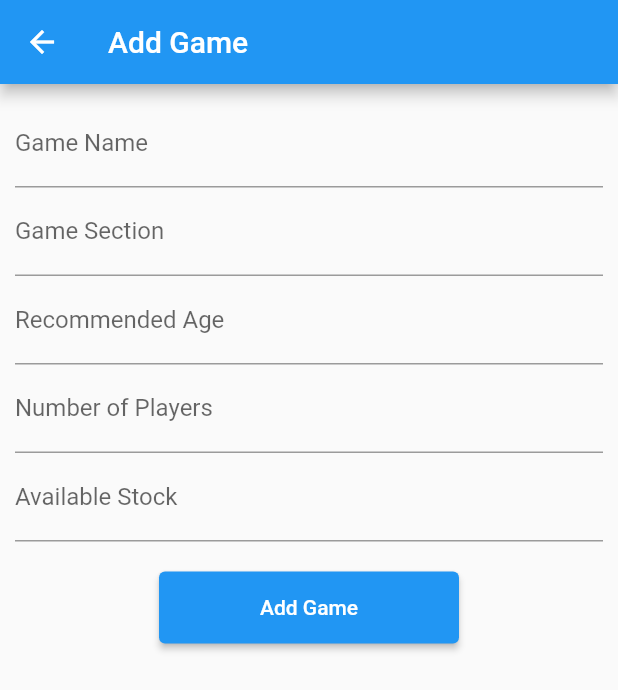
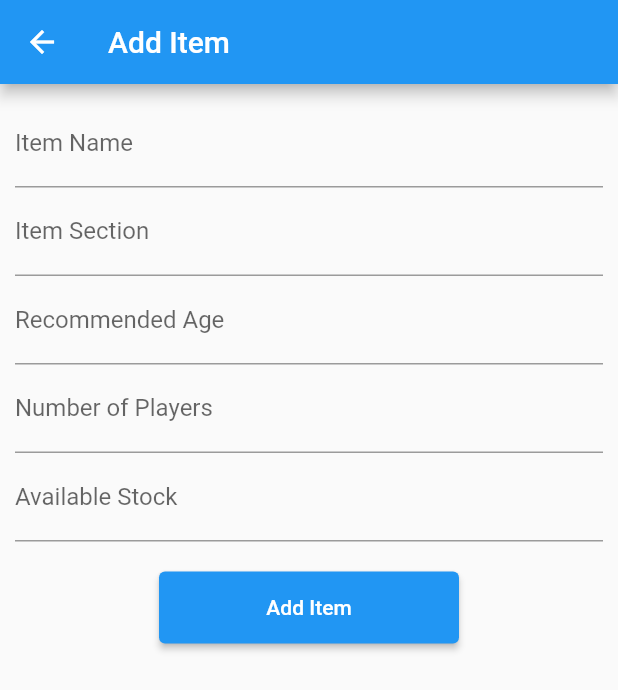
Before and after one commit to 916-Preda-Andrei/mobile, a Flutter app: the screen it shows after launch, after a tap on the "add" icon, on a phone screen of 412 x 824 dp. Shown: the top 690 px of the screen. Run offline on Flutter 3.47's test engine with Material 2 defaults, Android fonts, the phone set to English and light mode, and no system bars; our stand-ins replace sqflite; accounts and stored records are empty; network calls fail.

```diff
--- a/Flutter/lib/API.dart
+++ b/Flutter/lib/API.dart
@@ -1,50 +1,50 @@
 import 'dart:convert';
 import 'dart:developer';
-import 'GameModel.dart';
+import 'ItemModel.dart';
 import 'package:http/http.dart' as http;
 
-class GamesServer {
-  static Future<void> insertGame(Game game) async {
+class ItemsServer {
+  static Future<void> insertItem(Item item) async {
     await http.post(
-      Uri.parse('http://localhost:3001/games'),
+      Uri.parse('http://192.168.43.182:3001/games'),
       headers: {
         'Content-Type': 'application/json; charset=UTF-8',
       },
-      body: json.encode(game.toJson()),
+      body: json.encode(item.toJson()),
     );
   }
 
-  static Future<List<Game>> getGames() async {
+  static Future<List<Item>> getItems() async {
     final response =
-        await http.get(Uri.parse('http://localhost:3001/games'), headers: {
+        await http.get(Uri.parse('http://192.168.43.182:3001/games'), headers: {
       'Content-Type': 'application/json; charset=UTF-8',
     });
 
     if (response.statusCode == 200) {
       // for some ever fucking reason, putting those in the same line makes flutter forget the return type of the streams
       List decodedResponse = json.decode(response.body);
-      List<Game> games =
-          decodedResponse.map((game) => Game.fromJson(game)).toList();
+      List<Item> items =
+          decodedResponse.map((item) => Item.fromJson(item)).toList();
 
-      return games;
+      return items;
     } else {
-      throw Exception('Failed to load games');
+      throw Exception('Failed to load items');
     }
   }
 
-  static Future<void> updateGame(Game game) async {
+  static Future<void> updateItem(Item item) async {
     await http.put(
-      Uri.parse('http://localhost:3001/games/${game.gameId}'),
+      Uri.parse('http://192.168.43.182:3001/games/${item.gameId}'),
       headers: {
         'Content-Type': 'application/json; charset=UTF-8',
       },
-      body: json.encode(game.toJson()),
+      body: json.encode(item.toJson()),
     );
   }
 
-  static Future<http.Response> deleteGame(int id) async {
+  static Future<http.Response> deleteItem(int id) async {
     return await http.delete(
-      Uri.parse('http://localhost:3001/games/$id'),
+      Uri.parse('http://192.168.43.182:3001/games/$id'),
       headers: {
         'Content-Type': 'application/json; charset=UTF-8',
       },
--- a/Flutter/lib/UpdateGame.dart
+++ b/Flutter/lib/AddItem.dart
@@ -1,28 +1,23 @@
 import 'package:flutter/material.dart';
 
-import 'GameModel.dart';
+import 'ItemModel.dart';
 
-class UpdateGamePage extends StatefulWidget {
-  Game game;
-  UpdateGamePage({super.key, required this.game});
+class AddItemPage extends StatefulWidget {
+  const AddItemPage({super.key});
 
   @override
-  UpdateGameState createState() => UpdateGameState(game);
+  AddItemState createState() => AddItemState();
 }
 
-class UpdateGameState extends State<UpdateGamePage> {
+class AddItemState extends State<AddItemPage> {
   final formKey = GlobalKey<FormState>();
-  Game game = Game(
+  Item item = Item(
       gameId: -1,
       name: '',
       section: '',
       recommendedAge: '',
       numberOfPlayers: '',
       availableStock: 0);
-
-  UpdateGameState(Game _game) {
-    game = _game;
-  }
 
   _form() {
     return Container(
@@ -33,10 +28,9 @@ class UpdateGameState extends State<UpdateGamePage> {
           children: [
             TextFormField(
               decoration: const InputDecoration(
-                labelText: 'Game Name',
+                labelText: 'Item Name',
               ),
-              initialValue: game.name,
-              onSaved: (value) => setState(() => game.name = value!),
+              onSaved: (value) => setState(() => item.name = value!),
               validator: (value) {
                 if (value == null || value.isEmpty) {
                   return 'Please enter a non-empty name';
@@ -47,13 +41,12 @@ class UpdateGameState extends State<UpdateGamePage> {
             ),
             TextFormField(
               decoration: const InputDecoration(
-                labelText: 'Game Section',
+                labelText: 'Item Section',
               ),
-              initialValue: game.section,
-              onSaved: (value) => setState(() => game.section = value!),
+              onSaved: (value) => setState(() => item.section = value!),
               validator: (value) {
                 if (value == null || value.isEmpty) {
-                  return 'Please enter a non-empty game section';
+                  return 'Please enter a non-empty item section';
                 }
 
                 return null;
@@ -63,8 +56,7 @@ class UpdateGameState extends State<UpdateGamePage> {
               decoration: const InputDecoration(
                 labelText: 'Recommended Age',
               ),
-              initialValue: game.recommendedAge,
-              onSaved: (value) => setState(() => game.recommendedAge = value!),
+              onSaved: (value) => setState(() => item.recommendedAge = value!),
               validator: (value) {
                 if (value == null || value.isEmpty) {
                   return 'Please enter a non-empty Recommended Age';
@@ -77,8 +69,7 @@ class UpdateGameState extends State<UpdateGamePage> {
               decoration: const InputDecoration(
                 labelText: 'Number of Players',
               ),
-              initialValue: game.numberOfPlayers,
-              onSaved: (value) => setState(() => game.numberOfPlayers = value!),
+              onSaved: (value) => setState(() => item.numberOfPlayers = value!),
               validator: (value) {
                 if (value == null || value.isEmpty) {
                   return 'Please enter a non-empty number of players';
@@ -91,9 +82,8 @@ class UpdateGameState extends State<UpdateGamePage> {
               decoration: const InputDecoration(
                 labelText: 'Available Stock',
               ),
-              initialValue: game.availableStock.toString(),
               onSaved: (value) => setState(() {
-                game.availableStock = int.tryParse(value!)!;
+                item.availableStock = int.tryParse(value!)!;
               }),
               validator: (value) {
                 if (value == null ||
@@ -109,16 +99,17 @@ class UpdateGameState extends State<UpdateGamePage> {
                 width: 200,
                 margin: const EdgeInsets.fromLTRB(0, 20, 0, 0),
                 child: ElevatedButton(
+                    // style: ButtonStyle(padding:)
                     onPressed: () {
                       if (formKey.currentState!.validate()) {
                         formKey.currentState!.save();
-                        Navigator.pop(context, game);
+                        Navigator.pop(context, item);
                       }
                     },
                     child: const Padding(
                       padding: EdgeInsets.all(16.0),
-                      child: Text('Update Game'),
-                    ))),
+                      child: Text('Add Item'),
+                    )))
           ],
         ),
       ),
@@ -129,7 +120,7 @@ class UpdateGameState extends State<UpdateGamePage> {
   Widget build(BuildContext context) {
     return Scaffold(
       appBar: AppBar(
-        title: const Text('Update Game'),
+        title: const Text('Add Item'),
       ),
       body: _form(),
     );
--- a/Flutter/lib/DB.dart
+++ b/Flutter/lib/DB.dart
@@ -1,8 +1,8 @@
 import 'package:sqflite/sqflite.dart';
 import 'package:path/path.dart';
-import 'GameModel.dart';
+import 'ItemModel.dart';
 
-class GamesDatabase {
+class ItemsDatabase {
   static int database_version = 1;
   static String database_name = 'games.db';
 
@@ -19,21 +19,21 @@ class GamesDatabase {
     );
   }
 
-  // insert game
-  static Future<void> insertGame(Game game) async {
+  // insert Item
+  static Future<void> insertItem(Item item) async {
     final Database db = await open();
     await db.insert(
       'games',
-      game.toMap(),
+      item.toMap(),
       conflictAlgorithm: ConflictAlgorithm.replace,
     );
   }
 
-  static Future<List<Game>> getGames() async {
+  static Future<List<Item>> getItems() async {
     final Database db = await open();
     final List<Map<String, dynamic>> maps = await db.query('games');
     return List.generate(maps.length, (i) {
-      return Game(
+      return Item(
         gameId: maps[i]['gameId'],
         name: maps[i]['name'],
         section: maps[i]['section'],
@@ -44,17 +44,17 @@ class GamesDatabase {
     });
   }
 
-  static Future<void> updateGame(Game game) async {
+  static Future<void> updateItem(Item item) async {
     final db = await open();
     await db.update(
       'games',
-      game.toMap(),
+      item.toMap(),
       where: "gameId = ?",
-      whereArgs: [game.gameId],
+      whereArgs: [item.gameId],
     );
   }
 
-  static Future<void> deleteGame(int id) async {
+  static Future<void> deleteItem(int id) async {
     final db = await open();
     await db.delete(
       'games',
--- a/Flutter/lib/GamesList.dart
+++ /dev/null
@@ -1,42 +0,0 @@
-import 'dart:developer';
-
-import 'package:flutter_app/API.dart';
-import 'GameModel.dart';
-// import "DB.dart";
-// exceptions are forwarded to be catched by the flutter component which displays alert
-
-class GamesList {
-  static Future<List<Game>> getGames() async {
-    return GamesServer.getGames();
-  }
-
-  static Future<void> insertGame(Game game) async {
-    try {
-      await GamesServer.insertGame(game);
-      log("inserted game: $game");
-    } catch (e) {
-      log("error inserting game: $e");
-      throw e;
-    }
-  }
-
-  static Future<void> updateGame(Game game) async {
-    try {
-      await GamesServer.updateGame(game);
-      log("updated game: $game");
-    } catch (e) {
-      log("error updating game: $e");
-      throw e;
-    }
-  }
-
-  static Future<void> deleteGame(int gameId) async {
-    try {
-      await GamesServer.deleteGame(gameId);
-      log("deleted game: $gameId");
-    } catch (e) {
-      log("error deleting game: $e");
-      throw e;
-    }
-  }
-}
--- a/Flutter/lib/GameModel.dart
+++ b/Flutter/lib/ItemModel.dart
@@ -1,4 +1,4 @@
-class Game {
+class Item {
   int gameId;
   String name;
   String section;
@@ -6,7 +6,7 @@ class Game {
   String numberOfPlayers;
   int availableStock;
 
-  Game({
+  Item({
     required this.gameId,
     required this.name,
     required this.section,
@@ -15,8 +15,8 @@ class Game {
     required this.availableStock,
   });
 
-  factory Game.fromJson(Map<String, dynamic> json) {
-    return Game(
+  factory Item.fromJson(Map<String, dynamic> json) {
+    return Item(
       gameId: json['gameId'],
       name: json['name'],
       section: json['section'],
@@ -48,6 +48,6 @@ class Game {
 
   @override
   toString() {
-    return 'Game{gameId: $gameId, name: $name, section: $section, recommendedAge: $recommendedAge, numberOfPlayers: $numberOfPlayers, availableStock: ${availableStock.toString()}';
+    return 'Item{gameId: $gameId, name: $name, section: $section, recommendedAge: $recommendedAge, numberOfPlayers: $numberOfPlayers, availableStock: ${availableStock.toString()}';
   }
 }
--- /dev/null
+++ b/Flutter/lib/ItemsList.dart
@@ -0,0 +1,42 @@
+import 'dart:developer';
+
+import 'package:flutter_app/API.dart';
+import 'ItemModel.dart';
+import "DB.dart";
+// exceptions are forwarded to be catched by the flutter component which displays alert
+
+class ItemsList {
+  static Future<List<Item>> getItems() async {
+    return ItemsServer.getItems();
+  }
+
+  static Future<void> insertItem(Item item) async {
+    try {
+      await ItemsServer.insertItem(item);
+      log("inserted item: $item");
+    } catch (e) {
+      log("error inserting item: $e");
+      throw e;
+    }
+  }
+
+  static Future<void> updateItem(Item item) async {
+    try {
+      await ItemsServer.updateItem(item);
+      log("updated item: $item");
+    } catch (e) {
+      log("error updating item: $e");
+      throw e;
+    }
+  }
+
+  static Future<void> deleteItem(int itemId) async {
+    try {
+      await ItemsServer.deleteItem(itemId);
+      log("deleted item: $itemId");
+    } catch (e) {
+      log("error deleting item: $e");
+      throw e;
+    }
+  }
+}
--- a/Flutter/lib/AddGame.dart
+++ b/Flutter/lib/UpdateItem.dart
@@ -1,23 +1,28 @@
 import 'package:flutter/material.dart';
 
-import 'GameModel.dart';
+import 'ItemModel.dart';
 
-class AddGamePage extends StatefulWidget {
-  const AddGamePage({super.key});
+class UpdateItemPage extends StatefulWidget {
+  Item item;
+  UpdateItemPage({super.key, required this.item});
 
   @override
-  AddGameState createState() => AddGameState();
+  UpdateItemState createState() => UpdateItemState(item);
 }
 
-class AddGameState extends State<AddGamePage> {
+class UpdateItemState extends State<UpdateItemPage> {
   final formKey = GlobalKey<FormState>();
-  Game game = Game(
+  Item item = Item(
       gameId: -1,
       name: '',
       section: '',
       recommendedAge: '',
       numberOfPlayers: '',
       availableStock: 0);
+
+  UpdateItemState(Item _item) {
+    item = _item;
+  }
 
   _form() {
     return Container(
@@ -28,9 +33,10 @@ class AddGameState extends State<AddGamePage> {
           children: [
             TextFormField(
               decoration: const InputDecoration(
-                labelText: 'Game Name',
+                labelText: 'Item Name',
               ),
-              onSaved: (value) => setState(() => game.name = value!),
+              initialValue: item.name,
+              onSaved: (value) => setState(() => item.name = value!),
               validator: (value) {
                 if (value == null || value.isEmpty) {
                   return 'Please enter a non-empty name';
@@ -41,12 +47,13 @@ class AddGameState extends State<AddGamePage> {
             ),
             TextFormField(
               decoration: const InputDecoration(
-                labelText: 'Game Section',
+                labelText: 'Item Section',
               ),
-              onSaved: (value) => setState(() => game.section = value!),
+              initialValue: item.section,
+              onSaved: (value) => setState(() => item.section = value!),
               validator: (value) {
                 if (value == null || value.isEmpty) {
-                  return 'Please enter a non-empty game section';
+                  return 'Please enter a non-empty item section';
                 }
 
                 return null;
@@ -56,7 +63,8 @@ class AddGameState extends State<AddGamePage> {
               decoration: const InputDecoration(
                 labelText: 'Recommended Age',
               ),
-              onSaved: (value) => setState(() => game.recommendedAge = value!),
+              initialValue: item.recommendedAge,
+              onSaved: (value) => setState(() => item.recommendedAge = value!),
               validator: (value) {
                 if (value == null || value.isEmpty) {
                   return 'Please enter a non-empty Recommended Age';
@@ -69,7 +77,8 @@ class AddGameState extends State<AddGamePage> {
               decoration: const InputDecoration(
                 labelText: 'Number of Players',
               ),
-              onSaved: (value) => setState(() => game.numberOfPlayers = value!),
+              initialValue: item.numberOfPlayers,
+              onSaved: (value) => setState(() => item.numberOfPlayers = value!),
               validator: (value) {
                 if (value == null || value.isEmpty) {
                   return 'Please enter a non-empty number of players';
@@ -82,8 +91,9 @@ class AddGameState extends State<AddGamePage> {
               decoration: const InputDecoration(
                 labelText: 'Available Stock',
               ),
+              initialValue: item.availableStock.toString(),
               onSaved: (value) => setState(() {
-                game.availableStock = int.tryParse(value!)!;
+                item.availableStock = int.tryParse(value!)!;
               }),
               validator: (value) {
                 if (value == null ||
@@ -99,17 +109,16 @@ class AddGameState extends State<AddGamePage> {
                 width: 200,
                 margin: const EdgeInsets.fromLTRB(0, 20, 0, 0),
                 child: ElevatedButton(
-                    // style: ButtonStyle(padding:)
                     onPressed: () {
                       if (formKey.currentState!.validate()) {
                         formKey.currentState!.save();
-                        Navigator.pop(context, game);
+                        Navigator.pop(context, item);
                       }
                     },
                     child: const Padding(
                       padding: EdgeInsets.all(16.0),
-                      child: Text('Add Game'),
-                    )))
+                      child: Text('Update Item'),
+                    ))),
           ],
         ),
       ),
@@ -120,7 +129,7 @@ class AddGameState extends State<AddGamePage> {
   Widget build(BuildContext context) {
     return Scaffold(
       appBar: AppBar(
-        title: const Text('Add Game'),
+        title: const Text('Update Item'),
       ),
       body: _form(),
     );
--- a/Flutter/lib/main.dart
+++ b/Flutter/lib/main.dart
@@ -2,10 +2,10 @@ import 'dart:developer';
 
 import 'package:flutter/material.dart';
 
-import 'AddGame.dart';
-import 'GameModel.dart';
-import 'UpdateGame.dart';
-import 'GamesList.dart';
+import 'AddItem.dart';
+import 'ItemModel.dart';
+import 'UpdateItem.dart';
+import 'ItemsList.dart';
 
 void main() {
   runApp(const MyApp());
@@ -17,11 +17,11 @@ class MyApp extends StatelessWidget {
   @override
   Widget build(BuildContext context) {
     return MaterialApp(
-      title: 'Games List',
+      title: 'Items List',
       theme: ThemeData(
         primarySwatch: Colors.blue,
       ),
-      home: const MyHomePage(title: 'Games List'),
+      home: const MyHomePage(title: 'Items List'),
     );
   }
 }
@@ -37,20 +37,20 @@ class MyHomePage extends StatefulWidget {
 class _MyHomePageState extends State<MyHomePage> {
   final formKey = GlobalKey<FormState>();
 
-  Future<List<Game>> gamesList = GamesList.getGames();
+  Future<List<Item>> itemsList = ItemsList.getItems();
 
-  gameListView() => Expanded(
+  itemListView() => Expanded(
       child: Card(
           margin: const EdgeInsets.all(10),
-          child: FutureBuilder<List<Game>>(
-              future: gamesList,
+          child: FutureBuilder<List<Item>>(
+              future: itemsList,
               builder: (context, snapshot) {
                 if (snapshot.hasData) {
                   return ListView.builder(
                       padding: const EdgeInsets.all(5),
                       itemCount: snapshot.data!.length,
                       itemBuilder: (context, index) {
-                        Game game = snapshot.data![index];
+                        Item item = snapshot.data![index];
 
                         return Container(
                             padding: const EdgeInsets.all(10),
@@ -76,14 +76,14 @@ class _MyHomePageState extends State<MyHomePage> {
                                     crossAxisAlignment:
                                         CrossAxisAlignment.start,
                                     children: [
-                                      Text('Name: ${game.name}'),
-                                      Text('Section: ${game.section}'),
+                                      Text('Name: ${item.name}'),
+                                      Text('Section: ${item.section}'),
                                       Text(
-                                          'Recommended Age: ${game.recommendedAge}'),
+                                          'Recommended Age: ${item.recommendedAge}'),
                                       Text(
-                                          'Number Of Players: ${game.numberOfPlayers}'),
+                                          'Number Of Players: ${item.numberOfPlayers}'),
                                       Text(
-                                          'Available Stock: ${game.availableStock.toString()}'),
+                                          'Available Stock: ${item.availableStock.toString()}'),
                                     ],
                                   ),
                                 ),
@@ -92,11 +92,11 @@ class _MyHomePageState extends State<MyHomePage> {
                                   children: [
                                     IconButton(
                                         onPressed: () =>
-                                            deleteGame(game.gameId),
+                                            deleteItem(item.gameId),
                                         color: Colors.red,
                                         icon: const Icon(Icons.delete)),
                                     IconButton(
-                                        onPressed: () => editGame(game),
+                                        onPressed: () => editItem(item),
                                         icon: const Icon(Icons.edit)),
                                   ],
                                 )
@@ -111,13 +111,13 @@ class _MyHomePageState extends State<MyHomePage> {
                 return const CircularProgressIndicator();
               })));
 
-  deleteGame(gameId) {
+  deleteItem(itemId) {
     showDialog(
         context: context,
         builder: (BuildContext context) {
           return AlertDialog(
-            title: const Text("Delete Game"),
-            content: const Text("Are you sure you want to delete this game?"),
+            title: const Text("Delete Item"),
+            content: const Text("Are you sure you want to delete this item?"),
             actions: [
               TextButton(
                   onPressed: () => Navigator.of(context).pop(),
@@ -128,7 +128,7 @@ class _MyHomePageState extends State<MyHomePage> {
               TextButton(
                   onPressed: () async {
                     try {
-                      await GamesList.deleteGame(gameId);
+                      await ItemsList.deleteItem(itemId);
                     } catch (e) {
                       // showDialog
                       showDialog(
@@ -150,7 +150,7 @@ class _MyHomePageState extends State<MyHomePage> {
                           });
                     }
                     setState(() {
-                      gamesList = GamesList.getGames();
+                      itemsList = ItemsList.getItems();
                     });
                     Navigator.of(context).pop();
                   },
@@ -163,18 +163,18 @@ class _MyHomePageState extends State<MyHomePage> {
         });
   }
 
-  editGame(game) {
+  editItem(item) {
     Navigator.push(context, MaterialPageRoute(builder: (context) {
-      return UpdateGamePage(game: game);
+      return UpdateItemPage(item: item);
     })).then((value) async {
       try {
-        await GamesList.updateGame(Game(
+        await ItemsList.updateItem(Item(
             name: value.name,
             section: value.section,
             recommendedAge: value.recommendedAge,
             numberOfPlayers: value.numberOfPlayers,
             availableStock: value.availableStock,
-            gameId: game.gameId));
+            gameId: item.ItemId));
       } catch (e) {
         // showDialog
         showDialog(
@@ -196,7 +196,7 @@ class _MyHomePageState extends State<MyHomePage> {
       }
 
       return setState(() {
-        gamesList = GamesList.getGames();
+        itemsList = ItemsList.getItems();
       });
     });
   }
@@ -205,23 +205,23 @@ class _MyHomePageState extends State<MyHomePage> {
   Widget build(BuildContext context) {
     return Scaffold(
       appBar: AppBar(
-        title: const Text("Games List"),
+        title: const Text("Items List"),
       ),
       body: Center(
         child: Column(
           mainAxisAlignment: MainAxisAlignment.center,
           children: <Widget>[
-            gameListView(),
+            itemListView(),
           ],
         ),
       ),
       floatingActionButton: FloatingActionButton(
         onPressed: () {
           Navigator.push(context, MaterialPageRoute(builder: (context) {
-            return const AddGamePage();
+            return const AddItemPage();
           })).then((value) async {
             try {
-              await GamesList.insertGame(Game(
+              await ItemsList.insertItem(Item(
                   name: value.name,
                   section: value.section,
                   recommendedAge: value.recommendedAge,
@@ -249,11 +249,11 @@ class _MyHomePageState extends State<MyHomePage> {
             }
 
             return setState(() {
-              gamesList = GamesList.getGames();
+              itemsList = ItemsList.getItems();
             });
           });
         },
-        tooltip: 'Add new game',
+        tooltip: 'Add new item',
         child: const Icon(Icons.add),
       ),
     );
```
